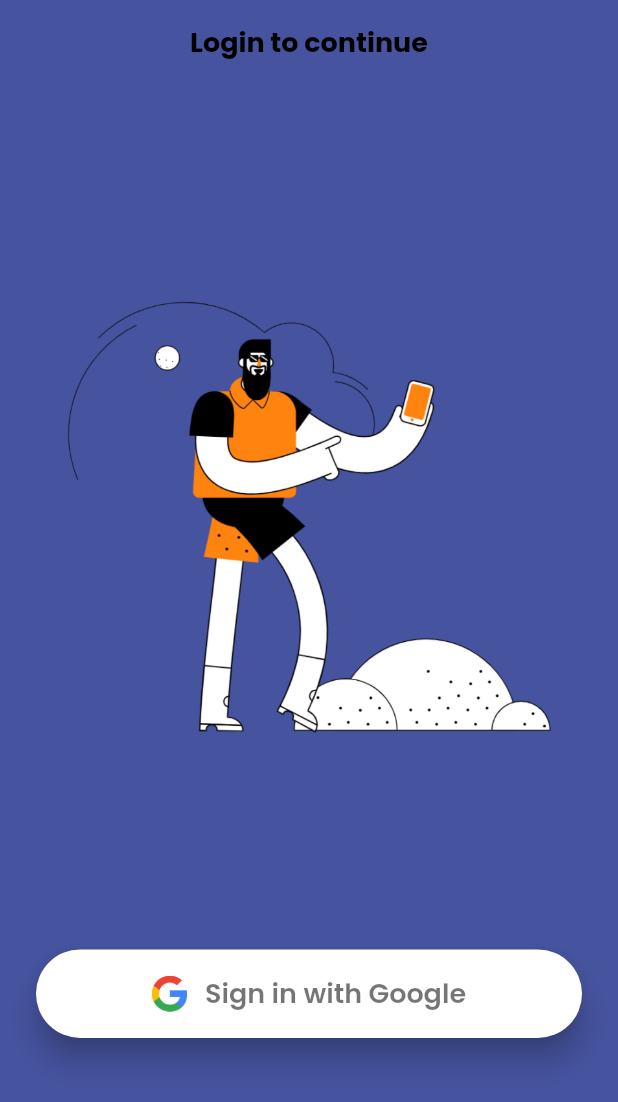
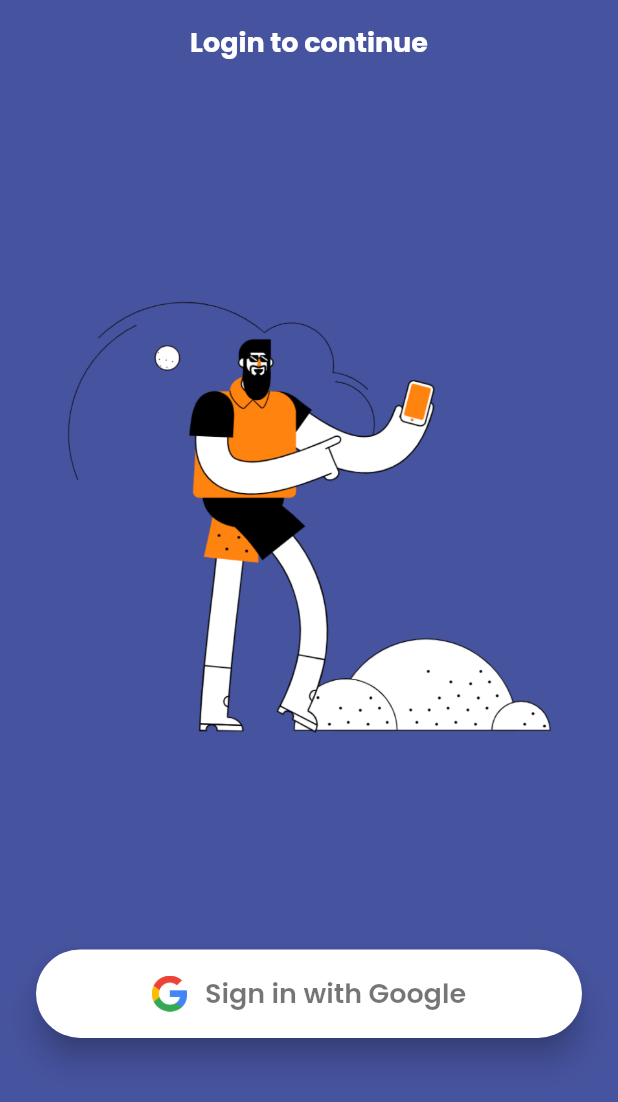
Before and after one commit to Jerinji2016/Yodo, a Flutter app: the screen it shows after launch, on a phone screen of 412 x 824 dp. Shown: the top 1102 px of the screen. Run offline on Flutter 3.47's test engine with Material 2 defaults, Android fonts, the phone set to English and light mode, and no system bars; our stand-ins replace cloud_firestore, firebase_auth, firebase_core, google_sign_in, shared_preferences; accounts and stored records are empty.

Commit message:
theme corrections

```diff
--- a/lib/ui/login.dart
+++ b/lib/ui/login.dart
@@ -26,13 +26,11 @@ class LoginPage extends StatelessWidget {
     ThemeProvider themeProvider = Provider.of<ThemeProvider>(context);
     return Scaffold(
       appBar: AppBar(
-        backgroundColor: Colors.transparent,
         elevation: 0.0,
         centerTitle: true,
-        title: Text(
+        title: const Text(
           "Login to continue",
           style: TextStyle(
-            color: themeProvider.isDarkTheme ? Colors.white : Colors.black,
             fontWeight: FontWeight.bold,
           ),
         ),
```
